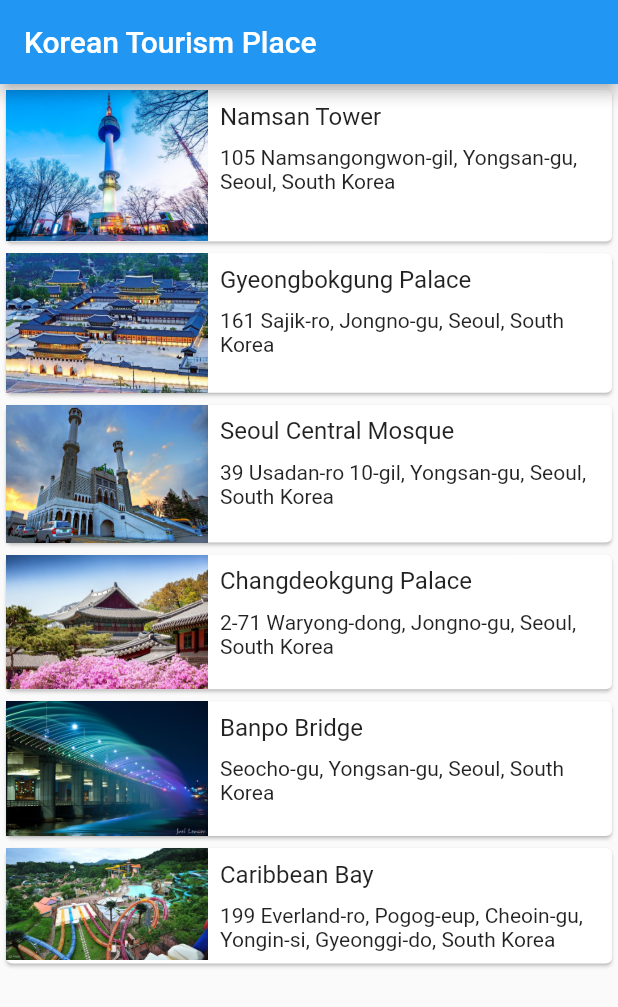
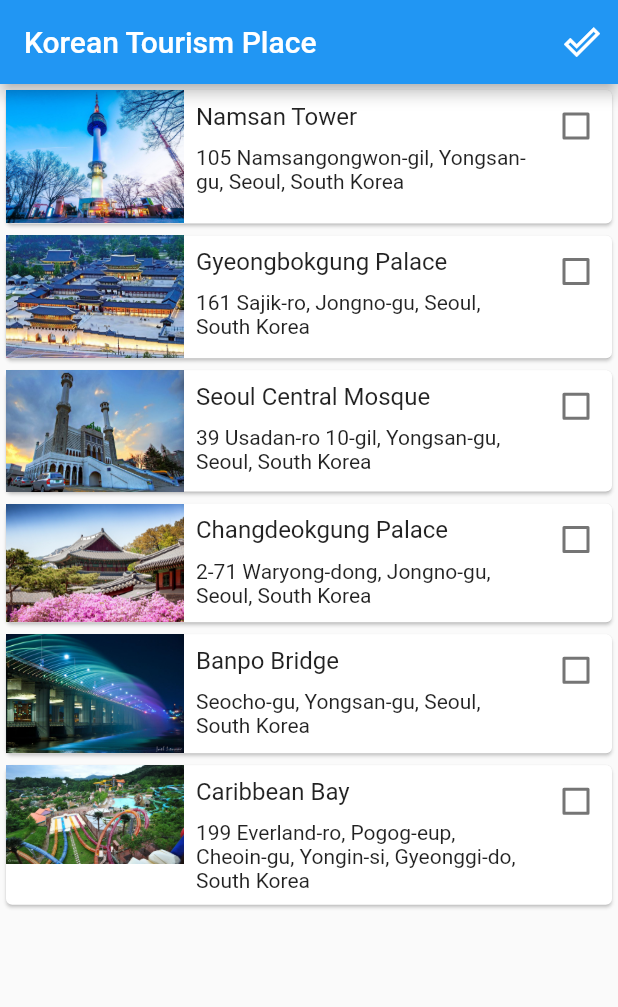
Before and after one commit to Arief2202/Pemrograman-Lanjut, a Flutter app: the screen it shows after launch, on a phone screen of 412 x 824 dp. Shown: the top 1007 px of the screen. Run offline on Flutter 3.47's test engine with Material 2 defaults, Android fonts, the phone set to English and light mode, and no system bars.

Commit message:
Latihan Praktikum 4

```diff
--- /dev/null
+++ b/lib/doneTourismList.dart
@@ -0,0 +1,39 @@
+import 'package:arief_apps/model/tourism_place.dart';
+import 'package:flutter/material.dart';
+
+class DoneTourismList extends StatelessWidget{
+  final List<TourismPlace> doneTourismPlaceList;
+  const DoneTourismList({
+    Key? key,
+    required this.doneTourismPlaceList
+  }) : super(key:key);
+
+  @override
+  Widget build(BuildContext context){
+    return Scaffold(
+      appBar: AppBar(
+        title: const Text('Wisata Telah Dikunjungi'),
+      ),
+      body: ListView.builder(
+        itemBuilder: (context, index){
+          final TourismPlace place = doneTourismPlaceList[index];
+          return Card(
+            color: Colors.white60,
+            child: Row(
+              crossAxisAlignment: CrossAxisAlignment.start,
+              mainAxisAlignment: MainAxisAlignment.spaceBetween,
+              children: <Widget>[
+                Text(
+                  place.title,
+                  style: const TextStyle(fontSize: 16.0),
+                ),
+                const Icon(Icons.done_outline),
+              ],
+            ),
+          );
+        },
+        itemCount: doneTourismPlaceList.length,
+      ),
+    );
+  }
+}
--- /dev/null
+++ b/lib/listItem.dart
@@ -0,0 +1,55 @@
+import 'package:arief_apps/model/tourism_place.dart';
+import 'package:flutter/material.dart';
+
+class ListItem extends StatelessWidget{
+  final TourismPlace place;
+  final bool isDone;
+  final Function(bool? value) onCheckboxClick;
+
+  const ListItem({
+    required this.place,
+    required this.isDone,
+    required this.onCheckboxClick
+    });
+
+  @override
+  Widget build(BuildContext context){
+    return Card(
+      color: isDone? Colors.white60 : Colors.white,
+      child: Row(
+        crossAxisAlignment:  CrossAxisAlignment.start,
+        children: <Widget> [
+          Expanded(
+            flex: 1,
+            child: Image.asset('assets/images/' + place.img),
+          ),
+          Expanded(
+            flex: 2,
+            child: Padding(
+              padding: EdgeInsets.all(8.0),
+              child: Column(
+                crossAxisAlignment: CrossAxisAlignment.start,
+                mainAxisSize: MainAxisSize.min,
+                children: <Widget>[
+                  Text(
+                    place.title,
+                    style: TextStyle(fontSize: 16.0),
+                  ),
+                  SizedBox(
+                    height: 10,
+                  ),
+                  Text(place.location),
+                ],
+              ),
+            ),
+          ),
+          Checkbox(
+            checkColor: Colors.blueAccent,
+            value: isDone,
+            onChanged: onCheckboxClick,
+          )
+        ],
+      ),
+    );
+  }
+}
--- a/lib/main.dart
+++ b/lib/main.dart
@@ -1,7 +1,5 @@
 import 'package:arief_apps/MainScreen.dart';
 import 'package:flutter/material.dart';
-import 'package:arief_apps/DetailScreen.dart';
-// import 'package:arief_apps/MainScreen.dart';
 
 void main() {
   runApp(const MyApp());
@@ -15,7 +13,7 @@
     return MaterialApp(
       title: 'Korean Tourism Place',
       theme: ThemeData(),
-      home: const MainScreen(),
+      home: MainScreen(),
     );
   }
 }
--- a/lib/mainScreen.dart
+++ b/lib/mainScreen.dart
@@ -1,64 +1,40 @@
-import 'package:arief_apps/DetailScreen.dart';
+import 'package:arief_apps/doneTourismList.dart';
+import 'package:arief_apps/tourismList.dart';
 import 'package:arief_apps/model/tourism_place.dart';
 import 'package:flutter/material.dart';
 
-class MainScreen extends StatelessWidget {
-  const MainScreen({Key? key}) : super(key: key);
+class MainScreen extends StatefulWidget {
+  MainScreen({Key? key}) : super(key: key);
+
 
   @override
-  Widget build(BuildContext context) {
+  _MainScreenState createState() => _MainScreenState();
+}
+
+class _MainScreenState extends State<MainScreen>{
+  final List<TourismPlace> doneTourismPlaceList = [];
+  @override
+  Widget build(BuildContext context){
     return Scaffold(
       appBar: AppBar(
-        title: Text("Korean Tourism Place"),
+        title: const Text("Korean Tourism Place"),
+        actions: <Widget>[
+          IconButton(
+            icon: const Icon(Icons.done_outline),
+            onPressed: (){
+              Navigator.push(
+                context,
+                MaterialPageRoute(builder: (context) {
+                  return DoneTourismList(
+                    doneTourismPlaceList: doneTourismPlaceList,
+                  );
+                }),
+              );
+            }
+          )
+        ],
       ),
-      body: ListView.builder(
-        itemCount: tourismPlaceList.length,
-        itemBuilder: (context, index){
-          final TourismPlace place = tourismPlaceList[index];
-          return InkWell(
-            onTap: (){
-              Navigator.push(context, MaterialPageRoute(builder: (context){
-                return DetailScreen(place: place);
-              }));
-            },
-            child: listItem(place),
-          );
-        }
-      )
+      body: TourismList(doneTourismPlaceList: doneTourismPlaceList),
     );
   }
 }
-
-Widget listItem(TourismPlace place){
-  return Card(
-    child: Row(
-      crossAxisAlignment:  CrossAxisAlignment.start,
-      children: <Widget> [
-        Expanded(
-          flex: 1,
-          child: Image.asset('assets/images/' + place.img),
-        ),
-        Expanded(
-          flex: 2,
-          child: Padding(
-            padding: EdgeInsets.all(8.0),
-            child: Column(
-              crossAxisAlignment: CrossAxisAlignment.start,
-              mainAxisSize: MainAxisSize.min,
-              children: <Widget>[
-                Text(
-                  place.title,
-                  style: TextStyle(fontSize: 16.0),
-                ),
-                SizedBox(
-                  height: 10,
-                ),
-                Text(place.location),
-              ],
-            ),
-          ),
-        )
-      ],
-    ),
-  );
-}
--- a/lib/model/tourism_place.dart
+++ b/lib/model/tourism_place.dart
@@ -25,81 +25,3 @@
       required this.img3
   });
 }
-
-var tourismPlaceList = [
-  TourismPlace(
-    location: "105 Namsangongwon-gil, Yongsan-gu, Seoul, South Korea",
-    title: "Namsan Tower",
-    desc: '''The N Seoul Tower (Korean: N서울타워), officially the YTN Seoul Tower and commonly known as Namsan Tower or Seoul Tower, is a communication and observation tower located on Namsan Mountain in central Seoul, South Korea. The 236-meter (774 ft)-tall tower marks the second highest point in Seoul\n
-            Built in 1969, the N Seoul Tower is South Korea's first general radio wave tower, providing TV and radio broadcasting in Seoul. Currently, the tower broadcasts signals for Korean media outlets, such as KBS, MBC, and SBS.''',
-    openDay: "Open Everyday",
-    openTime: "10:00 - 23:00",
-    price: "Rp 185.000,-",
-    img: "NamsanTower.jpg",
-    img1: "NamsanTower1.jpg",
-    img2: "NamsanTower2.jpg",
-    img3: "NamsanTower3.jpg"
-  ),
-  TourismPlace(
-    location: "161 Sajik-ro, Jongno-gu, Seoul, South Korea",
-    title: "Gyeongbokgung Palace",
-    desc: '''Gyeongbokgung Palace was the first and largest of the royal palaces built during the Joseon Dynasty. Built in 1395, Gyeongbokgung Palace was located at the heart of the newly appointed capital of Seoul (then known as Hanyang) and represented the sovereignty of the Joseon Dynasty. The largest of the Five Grand Palaces (the others being Gyeonghuigung Palace, Deoksugung Palace, Changgyeonggung Palace, Changdeokgung Palace), Gyeongbokgung served as the main palace of the Joseon Dynasty.''',
-    openDay: "Open Everyday",
-    openTime: "09:00 - 17:00",
-    price: "Rp 35.000,-",
-    img: "Gyeongbokgung.jpg",
-    img1: "Gyeongbokgung1.jpg",
-    img2: "Gyeongbokgung2.jpg",
-    img3: "Gyeongbokgung3.jpg"
-  ),
-  TourismPlace(
-    location: "39 Usadan-ro 10-gil, Yongsan-gu, Seoul, South Korea",
-    title: "Seoul Central Mosque",
-    desc: '''The Seoul Central Mosque was established to be a place to worship for Muslims in Korea as well as to educate the larger public about Islam and Islamic cultures. The first floor of the mosque houses the Korea Muslim Federation office and a meeting room. On the second floor is the men's musalla (prayer hall), and on the third floor is the women's musalla (prayer hall). The mosque is open to worshippers and visitors.''',
-    openDay: "Open Everyday",
-    openTime: "24 Hours",
-    price: "Free",
-    img: "SeoulMosque.jpg",
-    img1: "SeoulMosque1.jpg",
-    img2: "SeoulMosque2.jpg",
-    img3: "SeoulMosque3.jpg"
-  ),
-  TourismPlace(
-    location: "2-71 Waryong-dong, Jongno-gu, Seoul, South Korea",
-    title: "Changdeokgung Palace",
-    desc: '''Changdeokgung Palace is the second UNESCO World Heritage Site in Seoul. It was selected as a representative palace for its notable beauty in the history of palace architecture in East Asia and for its excellent arrangement with the surrounding naturalenvironment. Changdeokgung Palace was built by King Taejong in 1405.\n
-              During the Imjin War, Joseon lost both Gyeongbokgung Palace and Changdeokgung Palace. Reconstructed in the 2nd year of Gwanghaegun (1610), Changdeokgung was used as the royal palace of Joseon for about 270 years.''',
-    openDay: "Open Everyday",
-    openTime: "09:00 - 17:30",
-    price: "Rp 35.000,-",
-    img: "Changdeokgung.jpg",
-    img1: "Changdeokgung1.jpg",
-    img2: "Changdeokgung2.jpg",
-    img3: "Changdeokgung3.jpg"
-  ),
-  TourismPlace(
-    location: "Seocho-gu, Yongsan-gu, Seoul, South Korea",
-    title: "Banpo Bridge",
-    desc: '''The Banpo Bridge (Korean: 반포대교; Hanja: 盤浦大橋) is a major bridge in downtown Seoul over the Han River, South Korea, connecting the Seocho and Yongsan districts. The bridge is on top of Jamsu Bridge, forming the upper half of a double-deck bridge; it is the first double deck bridge built in South Korea. During periods of high rainfall, the Jamsu Bridge is designed to submerge as the water level of the river rises, as the lower deck lies close to the waterline. The bridge was built as a girder bridge and was completed in 1982.''',
-    openDay: "Open Everyday",
-    openTime: "24 Hours",
-    price: "Free",
-    img: "BanpoBridge.jpg",
-    img1: "BanpoBridge1.jpg",
-    img2: "BanpoBridge2.jpg",
-    img3: "BanpoBridge3.jpg"
-  ),
-  TourismPlace(
-    location: "199 Everland-ro, Pogog-eup, Cheoin-gu, Yongin-si, Gyeonggi-do, South Korea",
-    title: "Caribbean Bay",
-    desc: '''Caribbean Bay is an indoor/outdoor water park located in Yongin, South Korea, on the outskirts of Seoul. Opened in 1996, it is the Largest Indoor and Outdoor Waterpark in the world,[citation needed] covering a total area of about 242,321,000 square yards (78.2 sq mi; 202.6 km2). Caribbean Bay is part of the Everland Resort, but requires a separate admission fee.\n
-            With the opening in 2008 of its newest attraction, the "Wild River Zone", Caribbean Bay expanded its capacity by 30%. The park includes a wave pool, the world's Longest Lazy river Ride, a Sandy Pool, a Wading Pool for young children, Various Water Slides, and a Salt Sauna.''',
-    openDay: "Closed Every Tue & Wed",
-    openTime: "10.00 - 18:00",
-    price: "Rp 500.000,-",
-    img: "CaribbeanBay.jpg",
-    img1: "CaribbeanBay1.jpg",
-    img2: "CaribbeanBay2.jpg",
-    img3: "CaribbeanBay3.jpg"
-  )
-];
--- /dev/null
+++ b/lib/tourismList.dart
@@ -0,0 +1,127 @@
+import 'package:arief_apps/DetailScreen.dart';
+import 'package:arief_apps/listItem.dart';
+import 'package:arief_apps/model/tourism_place.dart';
+import 'package:flutter/material.dart';
+
+class TourismList extends StatefulWidget{
+  final List<TourismPlace> doneTourismPlaceList;
+  const TourismList({
+    Key? key,
+    required this.doneTourismPlaceList
+  }) : super(key: key);
+  @override
+  _TourismListState createState() => _TourismListState(doneTourismPlaceList);
+}
+
+class _TourismListState extends State<TourismList>{
+  final List<TourismPlace> doneTourismPlaceList;
+  final List<TourismPlace> tourismPlaceList = [
+  TourismPlace(
+    location: "105 Namsangongwon-gil, Yongsan-gu, Seoul, South Korea",
+    title: "Namsan Tower",
+    desc: '''The N Seoul Tower (Korean: N서울타워), officially the YTN Seoul Tower and commonly known as Namsan Tower or Seoul Tower, is a communication and observation tower located on Namsan Mountain in central Seoul, South Korea. The 236-meter (774 ft)-tall tower marks the second highest point in Seoul\n
+            Built in 1969, the N Seoul Tower is South Korea's first general radio wave tower, providing TV and radio broadcasting in Seoul. Currently, the tower broadcasts signals for Korean media outlets, such as KBS, MBC, and SBS.''',
+    openDay: "Open Everyday",
+    openTime: "10:00 - 23:00",
+    price: "Rp 185.000,-",
+    img: "NamsanTower.jpg",
+    img1: "NamsanTower1.jpg",
+    img2: "NamsanTower2.jpg",
+    img3: "NamsanTower3.jpg"
+  ),
+  TourismPlace(
+    location: "161 Sajik-ro, Jongno-gu, Seoul, South Korea",
+    title: "Gyeongbokgung Palace",
+    desc: '''Gyeongbokgung Palace was the first and largest of the royal palaces built during the Joseon Dynasty. Built in 1395, Gyeongbokgung Palace was located at the heart of the newly appointed capital of Seoul (then known as Hanyang) and represented the sovereignty of the Joseon Dynasty. The largest of the Five Grand Palaces (the others being Gyeonghuigung Palace, Deoksugung Palace, Changgyeonggung Palace, Changdeokgung Palace), Gyeongbokgung served as the main palace of the Joseon Dynasty.''',
+    openDay: "Open Everyday",
+    openTime: "09:00 - 17:00",
+    price: "Rp 35.000,-",
+    img: "Gyeongbokgung.jpg",
+    img1: "Gyeongbokgung1.jpg",
+    img2: "Gyeongbokgung2.jpg",
+    img3: "Gyeongbokgung3.jpg"
+  ),
+  TourismPlace(
+    location: "39 Usadan-ro 10-gil, Yongsan-gu, Seoul, South Korea",
+    title: "Seoul Central Mosque",
+    desc: '''The Seoul Central Mosque was established to be a place to worship for Muslims in Korea as well as to educate the larger public about Islam and Islamic cultures. The first floor of the mosque houses the Korea Muslim Federation office and a meeting room. On the second floor is the men's musalla (prayer hall), and on the third floor is the women's musalla (prayer hall). The mosque is open to worshippers and visitors.''',
+    openDay: "Open Everyday",
+    openTime: "24 Hours",
+    price: "Free",
+    img: "SeoulMosque.jpg",
+    img1: "SeoulMosque1.jpg",
+    img2: "SeoulMosque2.jpg",
+    img3: "SeoulMosque3.jpg"
+  ),
+  TourismPlace(
+    location: "2-71 Waryong-dong, Jongno-gu, Seoul, South Korea",
+    title: "Changdeokgung Palace",
+    desc: '''Changdeokgung Palace is the second UNESCO World Heritage Site in Seoul. It was selected as a representative palace for its notable beauty in the history of palace architecture in East Asia and for its excellent arrangement with the surrounding naturalenvironment. Changdeokgung Palace was built by King Taejong in 1405.\n
+              During the Imjin War, Joseon lost both Gyeongbokgung Palace and Changdeokgung Palace. Reconstructed in the 2nd year of Gwanghaegun (1610), Changdeokgung was used as the royal palace of Joseon for about 270 years.''',
+    openDay: "Open Everyday",
+    openTime: "09:00 - 17:30",
+    price: "Rp 35.000,-",
+    img: "Changdeokgung.jpg",
+    img1: "Changdeokgung1.jpg",
+    img2: "Changdeokgung2.jpg",
+    img3: "Changdeokgung3.jpg"
+  ),
+  TourismPlace(
+    location: "Seocho-gu, Yongsan-gu, Seoul, South Korea",
+    title: "Banpo Bridge",
+    desc: '''The Banpo Bridge (Korean: 반포대교; Hanja: 盤浦大橋) is a major bridge in downtown Seoul over the Han River, South Korea, connecting the Seocho and Yongsan districts. The bridge is on top of Jamsu Bridge, forming the upper half of a double-deck bridge; it is the first double deck bridge built in South Korea. During periods of high rainfall, the Jamsu Bridge is designed to submerge as the water level of the river rises, as the lower deck lies close to the waterline. The bridge was built as a girder bridge and was completed in 1982.''',
+    openDay: "Open Everyday",
+    openTime: "24 Hours",
+    price: "Free",
+    img: "BanpoBridge.jpg",
+    img1: "BanpoBridge1.jpg",
+    img2: "BanpoBridge2.jpg",
+    img3: "BanpoBridge3.jpg"
+  ),
+  TourismPlace(
+    location: "199 Everland-ro, Pogog-eup, Cheoin-gu, Yongin-si, Gyeonggi-do, South Korea",
+    title: "Caribbean Bay",
+    desc: '''Caribbean Bay is an indoor/outdoor water park located in Yongin, South Korea, on the outskirts of Seoul. Opened in 1996, it is the Largest Indoor and Outdoor Waterpark in the world,[citation needed] covering a total area of about 242,321,000 square yards (78.2 sq mi; 202.6 km2). Caribbean Bay is part of the Everland Resort, but requires a separate admission fee.\n
+            With the opening in 2008 of its newest attraction, the "Wild River Zone", Caribbean Bay expanded its capacity by 30%. The park includes a wave pool, the world's Longest Lazy river Ride, a Sandy Pool, a Wading Pool for young children, Various Water Slides, and a Salt Sauna.''',
+    openDay: "Closed Every Tue & Wed",
+    openTime: "10.00 - 18:00",
+    price: "Rp 500.000,-",
+    img: "CaribbeanBay.jpg",
+    img1: "CaribbeanBay1.jpg",
+    img2: "CaribbeanBay2.jpg",
+    img3: "CaribbeanBay3.jpg"
+  )
+  ];
+  _TourismListState(this.doneTourismPlaceList);
+  @override
+  Widget build(BuildContext context) {
+    return Scaffold(
+      body: ListView.builder(
+        itemCount: tourismPlaceList.length,
+        itemBuilder: (context, index){
+          final TourismPlace place = tourismPlaceList[index];
+          return InkWell(
+            onTap: (){
+              Navigator.push(context, MaterialPageRoute(builder: (context){
+                return DetailScreen(place: place);
+              }));
+            },
+            child: ListItem(
+              place: place,
+              isDone: doneTourismPlaceList.contains(place),
+              onCheckboxClick: (bool? value){
+                setState(() {
+                  if(value!=null){
+                    value ?
+                    doneTourismPlaceList.add(place) :
+                    doneTourismPlaceList.remove(place);
+                  }
+                });
+              },
+            ),
+          );
+        }
+      )
+    );
+  }
+}
```
